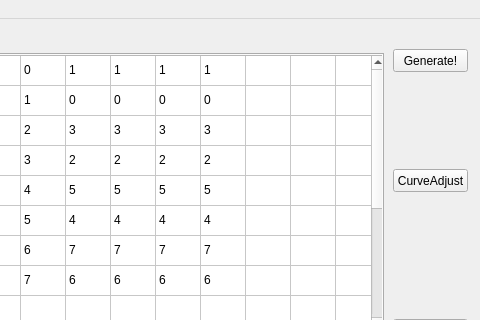
hooloong/gitpython, file twoFirst01/generate_fastlog/fastcopy_res.ui: the form before one commit; both pictures show x 387 to 867 and y 0 to 320 of the 867 by 708 pixel window.
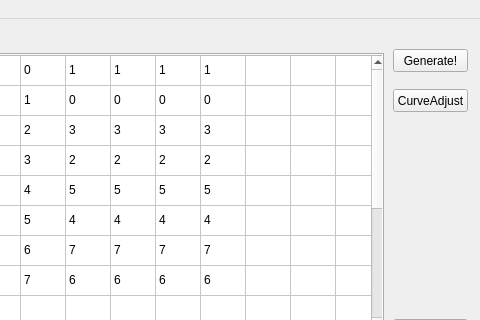
The form after the commit. Icons and pictures are not drawn.

```diff
--- a/twoFirst01/generate_fastlog/fastcopy_res.ui
+++ b/twoFirst01/generate_fastlog/fastcopy_res.ui
@@ -566,7 +566,7 @@
     <property name="geometry">
      <rect>
       <x>780</x>
-      <y>150</y>
+      <y>70</y>
       <width>75</width>
       <height>23</height>
      </rect>
```
Left out of the diff: 12 changed lines with no effect on the pictures.
